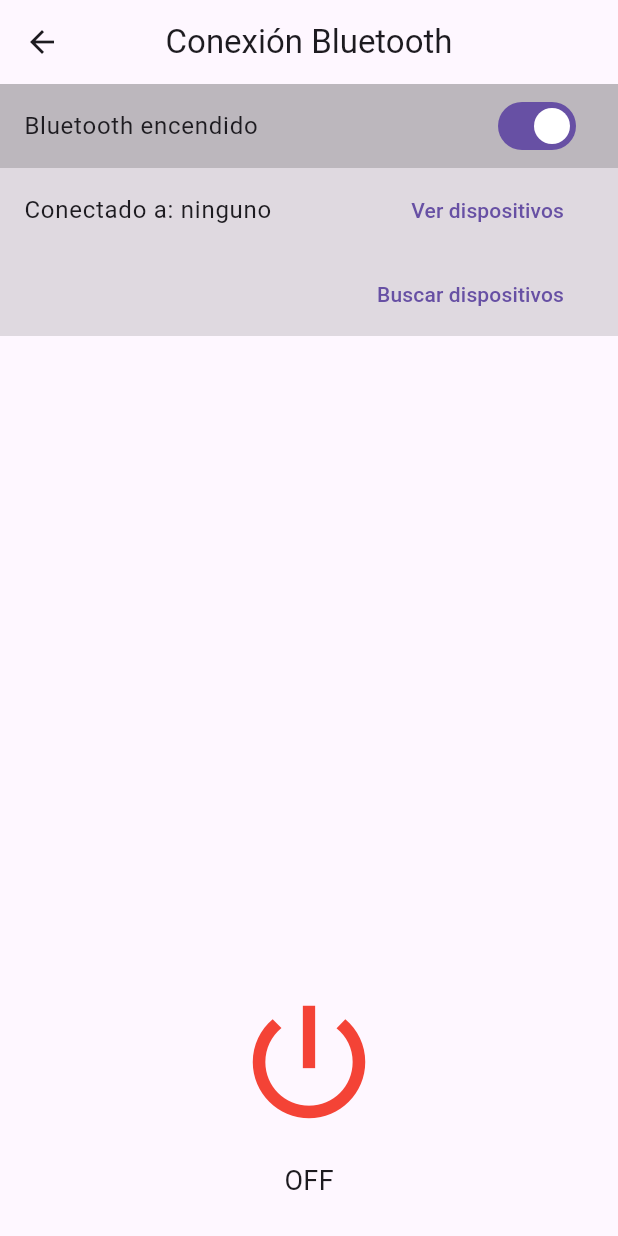
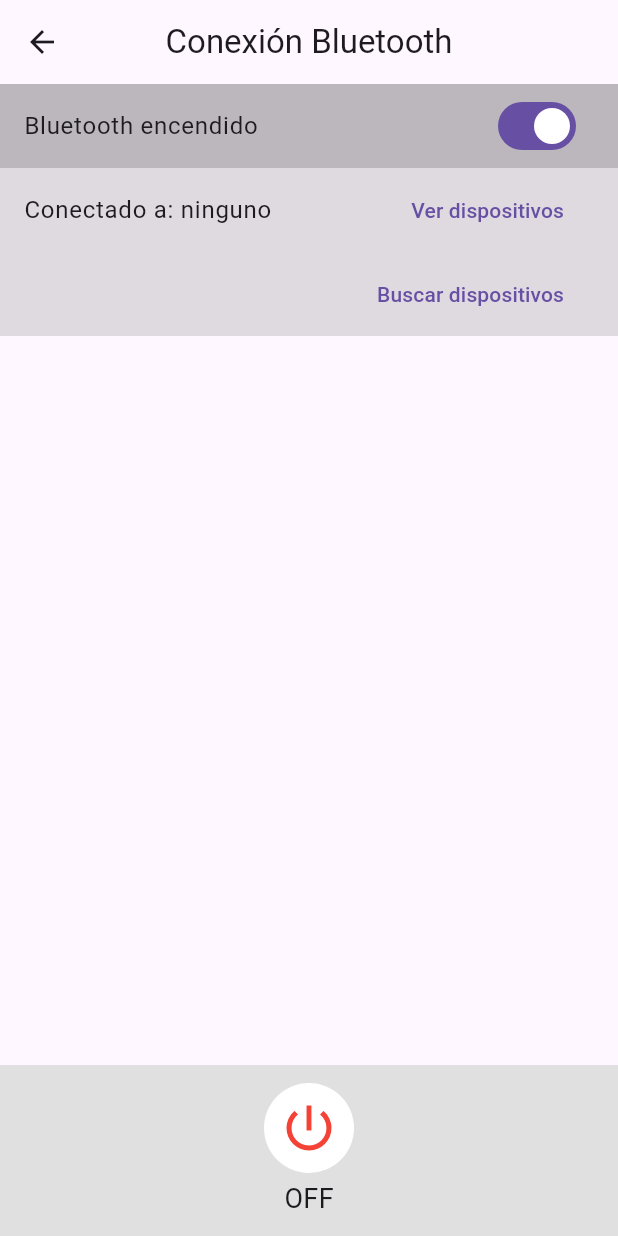
Before and after one commit to ChrisAlegria/Color-ControLED, a Flutter app: the DevicesScreen screen opened directly, on a phone screen of 412 x 824 dp. Run offline on Flutter 3.47's test engine with Material 3 defaults, Android fonts, the phone set to English and light mode, and no system bars; our stand-ins replace flutter_blue, flutter_bluetooth_serial, permission_handler, shared_preferences; missing offline and left inert: flutter_circle_color_picker; accounts and stored records are empty.

Commit message:
Update: Button Control Style

```diff
--- a/lib/Pages/devices_screen.dart
+++ b/lib/Pages/devices_screen.dart
@@ -326,18 +326,26 @@ class _DevicesScreenState extends State<DevicesScreen> {
     }
 
     return Container(
-      padding: const EdgeInsets.symmetric(vertical: 24.0, horizontal: 8.0),
+      width: double.infinity,
+      color: Colors.grey.shade300,
+      padding: const EdgeInsets.symmetric(vertical: 12.0, horizontal: 8.0),
       child: Column(
         children: [
-          const SizedBox(height: 60.0),
-          IconButton(
-            icon: const Icon(Icons.power_settings_new),
-            color: _buttonColor,
-            iconSize: 100.0,
-            hoverColor: Colors.green,
-            onPressed: _toggleState,
+          Container(
+            width: 60.0, // Ancho del contenedor
+            height: 60.0, // Alto del contenedor
+            decoration: BoxDecoration(
+              shape: BoxShape.circle, // Forma circular
+              color: Colors.white, // Fondo blanco para el icono
+            ),
+            child: IconButton(
+              icon: const Icon(Icons.power_settings_new),
+              color: _buttonColor,
+              iconSize: 40.0, // Tamaño del icono más pequeño
+              onPressed: _toggleState,
+            ),
           ),
-          const SizedBox(height: 8.0),
+          const SizedBox(height: 4.0),
           Text(
             _buttonText,
             style: TextStyle(fontSize: 18.0),
```
